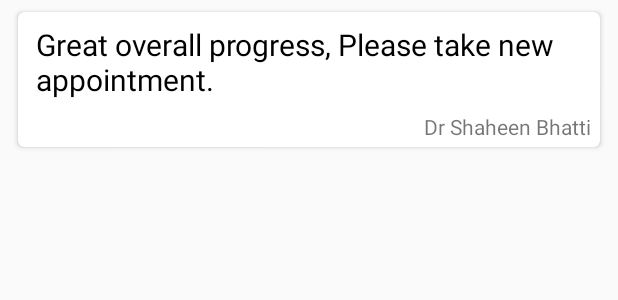
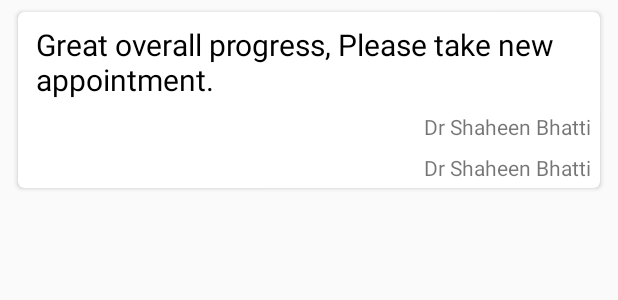
Before and after one commit to testacnt145/waterphobiavrdr, an Android app: the layout item_doctor_feedback.xml on its own in the app's theme, with its tools: preview values and no code run, on a phone screen of 412 x 824 dp. Shown: the top 300 px of the screen. Run offline under Robolectric (Android 15) with nearby library versions, the phone set to English and light mode, and no system bars.

```diff
--- a/app/src/main/java/com/waterphobiadr/ui/feature/newdoctor/NewDoctorActivity.java
+++ b/app/src/main/java/com/waterphobiadr/ui/feature/newdoctor/NewDoctorActivity.java
@@ -66,6 +66,7 @@ public class NewDoctorActivity extends BaseActivity implements NewDoctorContract
                     Pref.putDoctor(JsonUtil.convertDoctorJsonToString(doctor));
                     Toast.makeText(this, "Information saved", Toast.LENGTH_SHORT).show();
                     startActivity(new Intent(this, MainActivity.class));
+                    finish();
                 }
                 break;
         }
--- a/app/src/main/java/com/waterphobiadr/ui/feature/patientdetail/PatientDetailActivity.java
+++ b/app/src/main/java/com/waterphobiadr/ui/feature/patientdetail/PatientDetailActivity.java
@@ -170,6 +170,8 @@ public class PatientDetailActivity extends BaseActivity implements PatientDetail
                 if(NetworkUtil.checkInternet()) {
                     Feedback feedback = new Feedback();
                     feedback.setName(JsonUtil.convertDoctorStringToJson(Pref.getDoctor()).getName());
+                    feedback.setDegree(JsonUtil.convertDoctorStringToJson(Pref.getDoctor()).getDegree());
+                    feedback.setUniversity(JsonUtil.convertDoctorStringToJson(Pref.getDoctor()).getUniversity());
                     feedback.setTimestamp(ConversionUtil.convertLongToString(DateUtil.getCurrentTimestamp()));
                     feedback.setComment(input.getText().toString());
                     mFirebaseDatabase.child("users").child(presenter.patient.getId()).child("feedback").push().setValue(feedback)
--- a/app/src/main/java/com/waterphobiadr/ui/feature/patientdetail/adapter/PatientDetailAdapter.java
+++ b/app/src/main/java/com/waterphobiadr/ui/feature/patientdetail/adapter/PatientDetailAdapter.java
@@ -61,7 +61,8 @@ public class PatientDetailAdapter extends RecyclerView.Adapter<PatientDetailAdap
 
     private void updateUI(MyViewHolder holder, Feedback item, int position) {
         holder.binding.comment.setText(item.getComment());
-        holder.binding.name.setText(item.getName() + " on " + DateUtil.getDate(ConversionUtil.convertStringToLong(item.getTimestamp())));
+        holder.binding.name.setText(item.getName() + " (" + item.getDegree() + "-" + item.getUniversity() + ")");
+        holder.binding.time.setText(DateUtil.getDate(ConversionUtil.convertStringToLong(item.getTimestamp())));
     }
 
     private void clickListeners(MyViewHolder holder, final Feedback patient) {
--- a/app/src/main/java/com/waterphobiadr/ui/feature/patientlist/PatientListActivity.java
+++ b/app/src/main/java/com/waterphobiadr/ui/feature/patientlist/PatientListActivity.java
@@ -73,6 +73,7 @@ public class PatientListActivity extends BaseActivity implements PatientListCont
         usersRef.addValueEventListener(new ValueEventListener() {
                @Override
                public void onDataChange(@NonNull DataSnapshot dataSnapshot) {
+                   data.clear();
                    for (DataSnapshot user : dataSnapshot.getChildren()) {
                        Patient patient = user.getValue(Patient.class);
                        patient.setId(user.getKey()); //basically id
--- a/app/src/main/res/layout/item_doctor_feedback.xml
+++ b/app/src/main/res/layout/item_doctor_feedback.xml
@@ -34,6 +34,15 @@
                 tools:text="Dr Shaheen Bhatti"
                 android:textSize="14sp"
                 android:layout_marginTop="8dp"
+                android:layout_marginEnd="4dp" />
+            <android.support.v7.widget.AppCompatTextView
+                android:id="@+id/time"
+                android:layout_width="match_parent"
+                android:layout_height="wrap_content"
+                android:gravity="end"
+                tools:text="Dr Shaheen Bhatti"
+                android:textSize="14sp"
+                android:layout_marginTop="8dp"
                 android:layout_marginEnd="4dp"
                 android:layout_marginBottom="4dp" />
         </LinearLayout>
```
Also changed, not shown: app/src/main/java/com/waterphobiadr/data/model/Feedback.java (+24 -0 lines).
